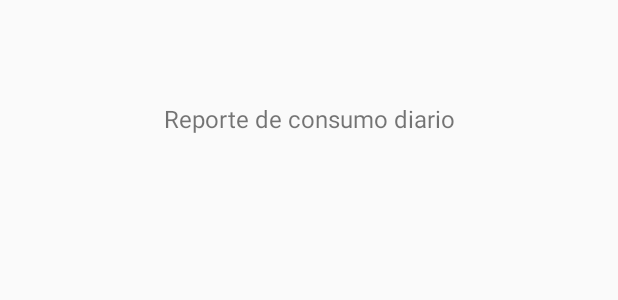
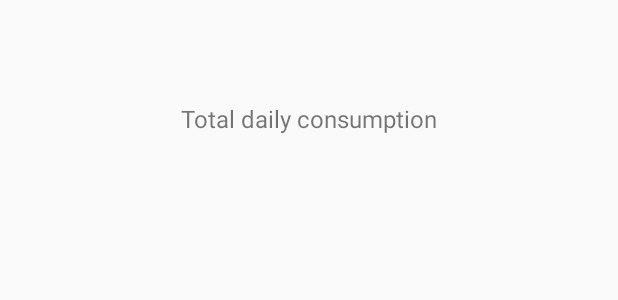
Before and after one commit to MayraCevallosHaro/SmartMeter, an Android app: the layout activity_report_power.xml on its own in the app's theme, with its tools: preview values and no code run, on a phone screen of 412 x 824 dp. Shown: the part 239-539 px from the top of the screen. Run offline under Robolectric (Android 15) with nearby library versions, the phone set to English and light mode, and no system bars.

Commit message:
Modificando términos

```diff
--- a/app/src/main/res/layout/activity_dispositivos.xml
+++ b/app/src/main/res/layout/activity_dispositivos.xml
@@ -58,7 +58,7 @@
         android:drawableStart="@drawable/male_user_20px"
         android:drawablePadding="10dp"
         android:ems="10"
-        android:hint="Observación"
+        android:hint="Observation"
         android:inputType="text"
         android:padding="10dp"
         app:layout_constraintEnd_toEndOf="parent"
--- a/app/src/main/res/layout/activity_report_power.xml
+++ b/app/src/main/res/layout/activity_report_power.xml
@@ -78,7 +78,7 @@
         android:layout_width="wrap_content"
         android:layout_height="wrap_content"
         android:layout_marginBottom="24dp"
-        android:text="Reporte de consumo diario"
+        android:text="Total daily consumption"
         android:textSize="16sp"
         app:layout_constraintBottom_toTopOf="@+id/listlistad"
         app:layout_constraintEnd_toEndOf="parent"
```
